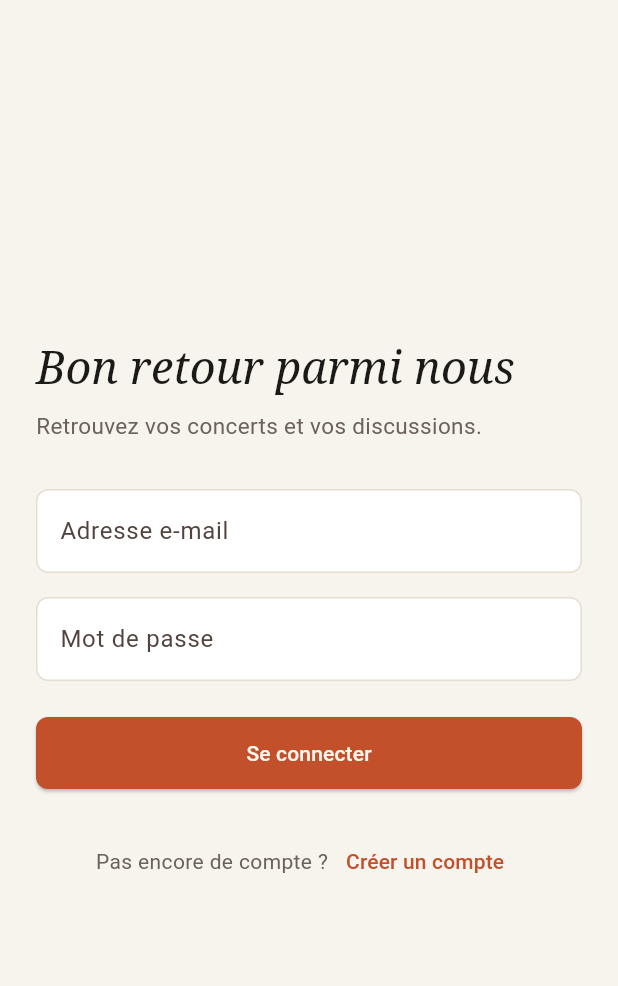
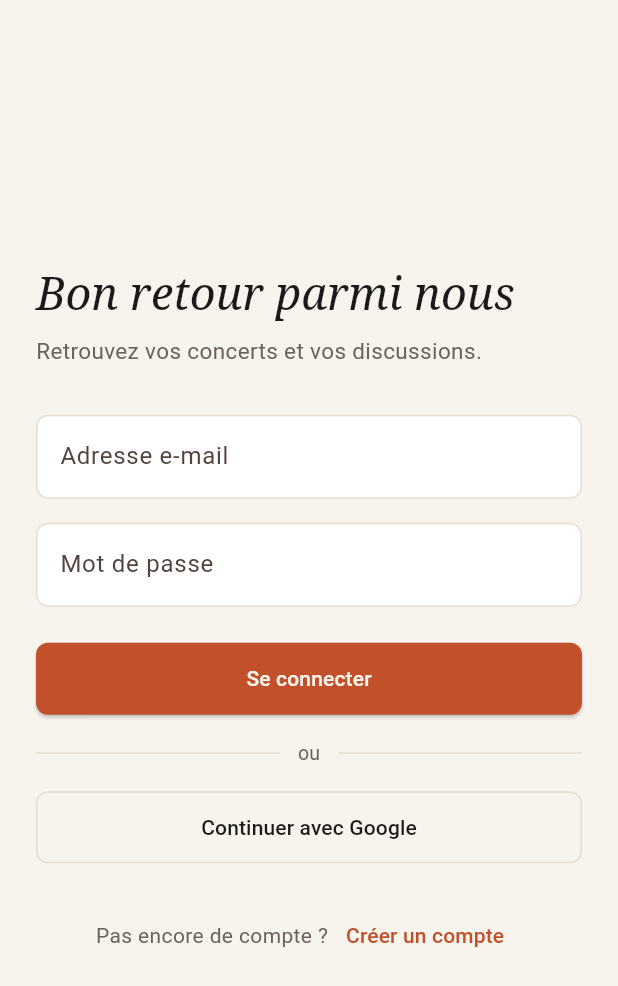
Before and after one commit to FlavianW/Reverb, a Flutter app: the ConnexionScreen screen opened directly, on a phone screen of 412 x 824 dp. Shown: the top 986 px of the screen. Run offline on Flutter 3.47's test engine with Material 3 defaults, Android fonts, the phone set to English and light mode, and no system bars; our stand-ins replace cookie_jar, dio, dio_cookie_manager, flutter_map, geolocator, google_sign_in and 2 more; accounts and stored records are empty; network calls fail.

Commit message:
feat: ajoute le bouton "Continuer avec Google" à l'écran de connexion mobile
Utilise google_sign_in pour obtenir l'ID token natif, puis
SessionController.loginWithGoogle pour ouvrir la session applicative.

```diff
--- a/apps/mobile/lib/screens/connexion_screen.dart
+++ b/apps/mobile/lib/screens/connexion_screen.dart
@@ -1,15 +1,25 @@
 import 'package:flutter/material.dart';
+import 'package:google_sign_in/google_sign_in.dart';
 import 'package:provider/provider.dart';
 
 import '../core/api_client.dart';
+import '../core/google_auth_config.dart';
 import '../core/session.dart';
 import '../core/theme.dart';
 
+/// `GoogleSignIn.instance.initialize` ne doit être appelé qu'une seule fois
+/// par processus (comportement non défini sinon) — mis en cache ici plutôt
+/// que dans `initState`, qui se réexécuterait à chaque remontage de l'écran
+/// (ex. reconnexion après déconnexion).
+Future<void>? _googleSignInInitFuture;
+
+Future<void> _ensureGoogleSignInInitialized() {
+  return _googleSignInInitFuture ??= GoogleSignIn.instance.initialize(
+    serverClientId: kGoogleServerClientId,
+  );
+}
+
 /// Miroir de `apps/web/src/lib/components/auth/LoginSignupForm.svelte`.
-/// La connexion Google OAuth du web (redirection navigateur vers
-/// `/auth/google`) n'a pas d'équivalent direct côté mobile sans backend
-/// dédié (retour par deep link) — hors périmètre de cette première ossature,
-/// seule l'authentification email/mot de passe est proposée ici.
 class ConnexionScreen extends StatefulWidget {
   const ConnexionScreen({super.key});
 
@@ -24,6 +34,7 @@ class _ConnexionScreenState extends State<ConnexionScreen> {
   final _passwordController = TextEditingController();
   String? error;
   bool submitting = false;
+  bool googleSubmitting = false;
 
   @override
   void dispose() {
@@ -61,12 +72,41 @@ class _ConnexionScreenState extends State<ConnexionScreen> {
     }
   }
 
+  Future<void> _submitGoogle() async {
+    setState(() {
+      googleSubmitting = true;
+      error = null;
+    });
+    final session = context.read<SessionController>();
+    try {
+      await _ensureGoogleSignInInitialized();
+      final account = await GoogleSignIn.instance.authenticate();
+      final idToken = account.authentication.idToken;
+      if (idToken == null) {
+        throw Exception('Google n’a renvoyé aucun ID token.');
+      }
+      await session.loginWithGoogle(idToken);
+    } on GoogleSignInException catch (e) {
+      // L'utilisateur a simplement annulé : pas d'erreur à afficher.
+      if (e.code != GoogleSignInExceptionCode.canceled) {
+        setState(() => error = 'La connexion Google a échoué.');
+      }
+    } on ApiException catch (e) {
+      setState(() => error = e.message);
+    } catch (_) {
+      setState(() => error = 'Une erreur est survenue. Veuillez réessayer.');
+    } finally {
+      if (mounted) setState(() => googleSubmitting = false);
+    }
+  }
+
   @override
   Widget build(BuildContext context) {
     final title = isSignup ? 'Rejoindre Reverb' : 'Bon retour parmi nous';
     final subtitle = isSignup
         ? 'Créez votre compte pour garder le souvenir de chaque concert.'
         : 'Retrouvez vos concerts et vos discussions.';
+    final busy = submitting || googleSubmitting;
 
     return Scaffold(
       body: SafeArea(
@@ -79,9 +119,20 @@ class _ConnexionScreenState extends State<ConnexionScreen> {
                 crossAxisAlignment: CrossAxisAlignment.start,
                 mainAxisSize: MainAxisSize.min,
                 children: [
-                  Text(title, style: Theme.of(context).textTheme.headlineMedium?.copyWith(fontSize: 30)),
+                  Text(
+                    title,
+                    style: Theme.of(
+                      context,
+                    ).textTheme.headlineMedium?.copyWith(fontSize: 30),
+                  ),
                   const SizedBox(height: 8),
-                  Text(subtitle, style: const TextStyle(color: ReverbColors.inkSoft, fontSize: 15)),
+                  Text(
+                    subtitle,
+                    style: const TextStyle(
+                      color: ReverbColors.inkSoft,
+                      fontSize: 15,
+                    ),
+                  ),
                   const SizedBox(height: 32),
                   if (isSignup) ...[
                     TextField(
@@ -93,28 +144,71 @@ class _ConnexionScreenState extends State<ConnexionScreen> {
                   ],
                   TextField(
                     controller: _emailController,
-                    decoration: const InputDecoration(labelText: 'Adresse e-mail', hintText: 'vous@exemple.com'),
+                    decoration: const InputDecoration(
+                      labelText: 'Adresse e-mail',
+                      hintText: 'vous@exemple.com',
+                    ),
                     keyboardType: TextInputType.emailAddress,
                     textInputAction: TextInputAction.next,
                   ),
                   const SizedBox(height: 16),
                   TextField(
                     controller: _passwordController,
-                    decoration: const InputDecoration(labelText: 'Mot de passe', hintText: '••••••••'),
+                    decoration: const InputDecoration(
+                      labelText: 'Mot de passe',
+                      hintText: '••••••••',
+                    ),
                     obscureText: true,
                     textInputAction: TextInputAction.done,
-                    onSubmitted: (_) => submitting ? null : _submit(),
+                    onSubmitted: (_) => busy ? null : _submit(),
                   ),
                   if (error != null) ...[
                     const SizedBox(height: 12),
-                    Text(error!, style: const TextStyle(color: ReverbColors.accentDeep, fontSize: 14)),
+                    Text(
+                      error!,
+                      style: const TextStyle(
+                        color: ReverbColors.accentDeep,
+                        fontSize: 14,
+                      ),
+                    ),
                   ],
                   const SizedBox(height: 24),
                   SizedBox(
                     width: double.infinity,
                     child: ElevatedButton(
-                      onPressed: submitting ? null : _submit,
-                      child: Text(isSignup ? 'Créer mon compte' : 'Se connecter'),
+                      onPressed: busy ? null : _submit,
+                      child: Text(
+                        isSignup ? 'Créer mon compte' : 'Se connecter',
+                      ),
+                    ),
+                  ),
+                  const SizedBox(height: 16),
+                  Row(
+                    children: const [
+                      Expanded(child: Divider(color: ReverbColors.line)),
+                      Padding(
+                        padding: EdgeInsets.symmetric(horizontal: 12),
+                        child: Text(
+                          'ou',
+                          style: TextStyle(
+                            color: ReverbColors.inkSoft,
+                            fontSize: 13,
+                          ),
+                        ),
+                      ),
+                      Expanded(child: Divider(color: ReverbColors.line)),
+                    ],
+                  ),
+                  const SizedBox(height: 16),
+                  SizedBox(
+                    width: double.infinity,
+                    child: OutlinedButton(
+                      onPressed: busy ? null : _submitGoogle,
+                      child: Text(
+                        googleSubmitting
+                            ? 'Connexion…'
+                            : 'Continuer avec Google',
+                      ),
                     ),
                   ),
                   const SizedBox(height: 24),
@@ -123,13 +217,23 @@ class _ConnexionScreenState extends State<ConnexionScreen> {
                       alignment: WrapAlignment.center,
                       crossAxisAlignment: WrapCrossAlignment.center,
                       children: [
-                        Text(isSignup ? 'Déjà un compte ?' : 'Pas encore de compte ?', style: const TextStyle(color: ReverbColors.inkSoft, fontSize: 14)),
+                        Text(
+                          isSignup
+                              ? 'Déjà un compte ?'
+                              : 'Pas encore de compte ?',
+                          style: const TextStyle(
+                            color: ReverbColors.inkSoft,
+                            fontSize: 14,
+                          ),
+                        ),
                         TextButton(
                           onPressed: () => setState(() {
                             isSignup = !isSignup;
                             error = null;
                           }),
-                          child: Text(isSignup ? 'Se connecter' : 'Créer un compte'),
+                          child: Text(
+                            isSignup ? 'Se connecter' : 'Créer un compte',
+                          ),
                         ),
                       ],
                     ),
```
